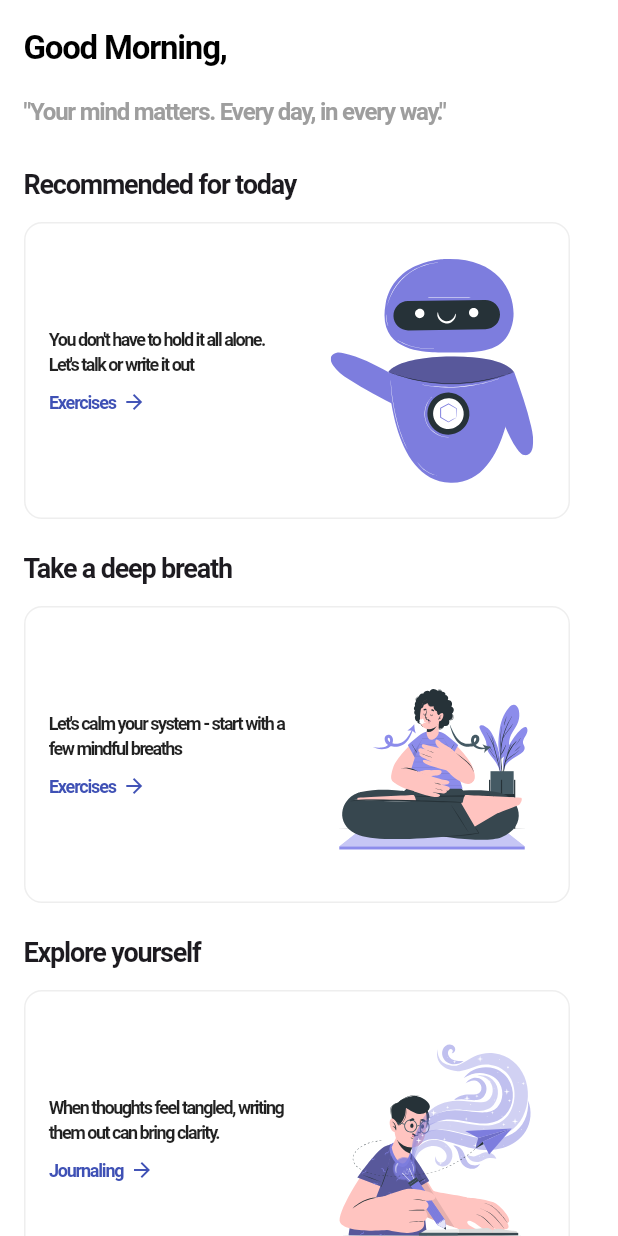
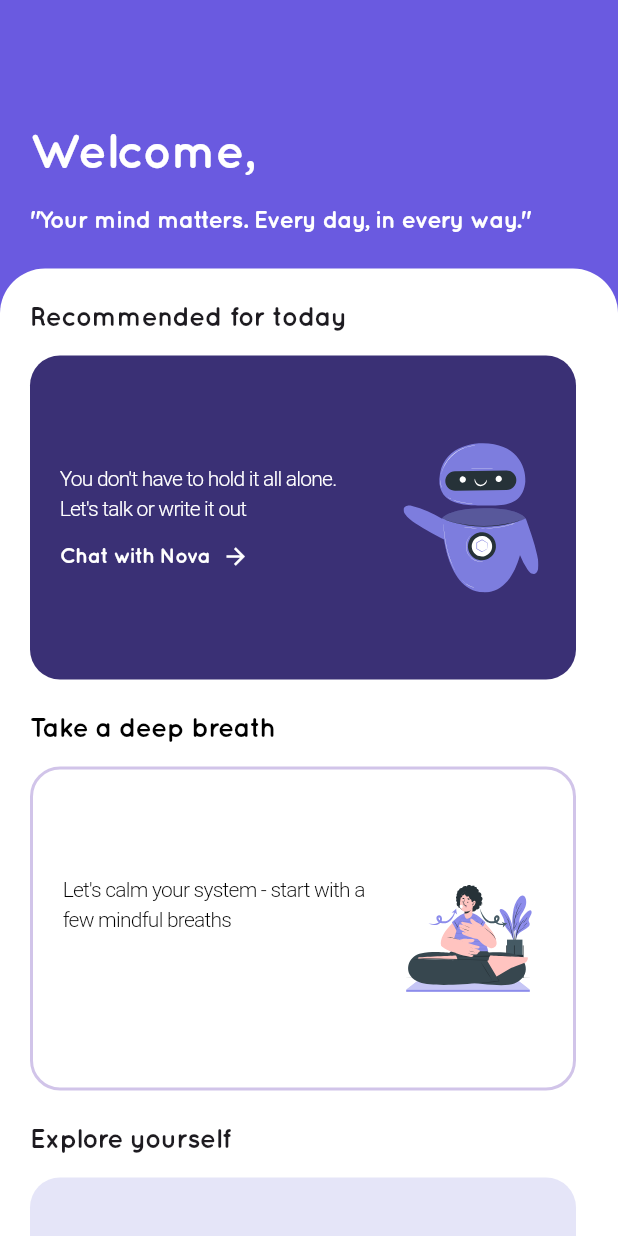
Before and after one commit to saifahmeddd/Moodie, a Flutter app: the HomeScreenContent widget shown alone on an empty page, opened directly, on a phone screen of 412 x 824 dp. Run offline on Flutter 3.47's test engine with Material 3 defaults, Android fonts, the phone set to English and light mode, and no system bars; our stand-ins replace cloud_firestore, firebase_auth, firebase_core, flutter_svg; missing offline and left inert: gif_view; accounts and stored records are empty; project files that could hold a hidden picture were left out.

Commit message:
added some fixes to the home screen, added exercises screen

```diff
--- a/lib/main.dart
+++ b/lib/main.dart
@@ -24,7 +24,7 @@ class MoodieApp extends StatelessWidget {
       title: 'Moodie App',
       theme: ThemeData(
         primarySwatch: Colors.deepPurple,
-        fontFamily: 'Roboto',
+        fontFamily: 'Quicksand',
         scaffoldBackgroundColor: Colors.white,
       ),
       debugShowCheckedModeBanner: false,
--- a/lib/screens/home_page.dart
+++ b/lib/screens/home_page.dart
@@ -4,6 +4,7 @@ import 'package:cloud_firestore/cloud_firestore.dart';
 import 'package:firebase_auth/firebase_auth.dart';
 import 'profile_screen.dart'; // Import the ProfileScreen
 import 'mood_tracker.dart'; // Import the MoodTracker screen
+import 'breathing_exercises_screen.dart'; // Import the BreathingExercisesScreen
 
 class HomePage extends StatefulWidget {
   const HomePage({super.key});
@@ -24,7 +25,7 @@ class _HomePageState extends State<HomePage> {
         style: TextStyle(
           fontSize: 30,
           fontWeight: FontWeight.bold,
-          letterSpacing: -0.8,
+          letterSpacing: -0.5,
         ),
       ),
     ),
@@ -37,30 +38,8 @@ class _HomePageState extends State<HomePage> {
 
   @override
   Widget build(BuildContext context) {
-    return MaterialApp(
-      theme: ThemeData(
-        fontFamily: 'Quicksand',
-        textTheme: const TextTheme(
-          bodyLarge: TextStyle(
-            fontWeight: FontWeight.bold,
-            letterSpacing: -0.8,
-          ),
-          bodyMedium: TextStyle(
-            fontWeight: FontWeight.bold,
-            letterSpacing: -0.8,
-          ),
-          titleLarge: TextStyle(
-            fontWeight: FontWeight.bold,
-            letterSpacing: -0.8,
-          ),
-        ),
-      ),
-      home: Scaffold(
-        appBar: AppBar(
-          backgroundColor: Colors.white,
-          elevation: 0,
-          title: null,
-        ),
+    return Scaffold(
+      backgroundColor: const Color(0xFF6A5AE0),
       body: _widgetOptions[_selectedIndex],
       bottomNavigationBar: BottomNavigationBar(
         items: const [
@@ -87,7 +66,7 @@ class _HomePageState extends State<HomePage> {
         onTap: _onItemTapped,
         type: BottomNavigationBarType.fixed,
         showUnselectedLabels: true,
-        ),
+        backgroundColor: Colors.white,
       ),
     );
   }
@@ -142,18 +121,22 @@ class _HomeScreenContentState extends State<HomeScreenContent> {
     required String label,
     required String svgPath,
     required VoidCallback onTap,
+    required Color color,
+    required TextStyle textStyle,
+    BoxBorder? border,
   }) {
-    return InkWell(
+    return SizedBox(
+      width: 364,
+      height: 236,
+      child: InkWell(
         onTap: onTap,
         child: Container(
-        height: 198,
-        width: 364,
           decoration: BoxDecoration(
-          color: Colors.white,
-          borderRadius: BorderRadius.circular(12.0),
-          border: Border.all(color: Colors.grey.shade200),
+            color: color,
+            borderRadius: BorderRadius.circular(20.0),
+            border: border,
           ),
-        padding: const EdgeInsets.all(16.0),
+          padding: const EdgeInsets.all(20.0),
           margin: const EdgeInsets.only(bottom: 20),
           child: Row(
             children: [
@@ -162,32 +145,24 @@ class _HomeScreenContentState extends State<HomeScreenContent> {
                   crossAxisAlignment: CrossAxisAlignment.start,
                   mainAxisAlignment: MainAxisAlignment.center,
                   children: [
-                  Text(
-                    text,
-                    style: const TextStyle(
-                      fontSize: 12,
-                      color: Colors.black87,
-                      fontWeight: FontWeight.bold,
-                      letterSpacing: -1.0,
-                    ),
-                  ),
-                  const SizedBox(height: 8),
+                    Text(text, style: textStyle),
+                    const SizedBox(height: 12),
                     Row(
                       children: [
                         Text(
                           label,
                           style: const TextStyle(
                             fontWeight: FontWeight.bold,
-                          color: Colors.indigo,
-                          fontSize: 12,
-                          letterSpacing: -0.8,
+                            color: Colors.white,
+                            fontSize: 14,
+                            letterSpacing: -0.5,
                           ),
                         ),
-                      const SizedBox(width: 4),
+                        const SizedBox(width: 8),
                         const Icon(
                           Icons.arrow_forward,
-                        color: Colors.indigo,
-                        size: 16,
+                          color: Colors.white,
+                          size: 18,
                         ),
                       ],
                     ),
@@ -195,8 +170,9 @@ class _HomeScreenContentState extends State<HomeScreenContent> {
                 ),
               ),
               const SizedBox(width: 16),
-            SvgPicture.asset(svgPath, height: 150, width: 150),
+              SvgPicture.asset(svgPath, height: 100, width: 100),
             ],
+          ),
         ),
       ),
     );
@@ -205,67 +181,133 @@ class _HomeScreenContentState extends State<HomeScreenContent> {
   @override
   Widget build(BuildContext context) {
     return SingleChildScrollView(
-      padding: const EdgeInsets.all(16.0),
       child: Column(
         crossAxisAlignment: CrossAxisAlignment.start,
         children: [
+          Container(
+            width: double.infinity,
+            padding: const EdgeInsets.only(
+              top: 60,
+              left: 20,
+              right: 20,
+              bottom: 80,
+            ),
+            decoration: const BoxDecoration(
+              color: Color(0xFF6A5AE0),
+              borderRadius: BorderRadius.only(
+                bottomLeft: Radius.circular(30),
+                bottomRight: Radius.circular(30),
+              ),
+            ),
+            child: Column(
+              crossAxisAlignment: CrossAxisAlignment.start,
+              children: [
+                const SizedBox(height: 20),
                 Text(
-            'Good Morning, ${_userName ?? 'User'}',
+                  'Welcome, ${_userName ?? 'User'}',
                   style: const TextStyle(
-              fontSize: 22,
+                    fontSize: 32,
                     fontWeight: FontWeight.bold,
-              color: Colors.black,
+                    color: Colors.white,
                     letterSpacing: -0.8,
                   ),
                 ),
-          const SizedBox(height: 16),
+                const SizedBox(height: 10),
                 const Text(
                   '"Your mind matters. Every day, in every way."',
                   style: TextStyle(
                     fontSize: 16,
-              color: Colors.grey,
+                    color: Colors.white,
                     fontWeight: FontWeight.bold,
-              letterSpacing: -0.8,
+                    letterSpacing: -0.5,
                   ),
                 ),
-          const SizedBox(height: 24),
+              ],
+            ),
+          ),
+          Transform.translate(
+            offset: const Offset(0, -60),
+            child: Container(
+              width: double.infinity,
+              constraints: BoxConstraints(
+                minHeight: MediaQuery.of(context).size.height,
+              ),
+              padding: const EdgeInsets.all(20.0),
+              decoration: const BoxDecoration(
+                color: Colors.white,
+                borderRadius: BorderRadius.only(
+                  topLeft: Radius.circular(30),
+                  topRight: Radius.circular(30),
+                ),
+              ),
+              child: Column(
+                crossAxisAlignment: CrossAxisAlignment.start,
+                children: [
                   const Text(
                     'Recommended for today',
                     style: TextStyle(
                       fontSize: 18,
                       fontWeight: FontWeight.bold,
-              letterSpacing: -0.8,
+                      letterSpacing: -0.5,
                     ),
                   ),
                   const SizedBox(height: 12),
                   buildTile(
                     text:
                         "You don't have to hold it all alone. Let's talk or write it out",
-            label: 'Exercises',
+                    label: 'Chat with Nova',
                     svgPath: 'assets/images/robot.svg',
                     onTap: () => Navigator.pushNamed(context, '/chatbot'),
+                    color: const Color(0xFF3A3075),
+                    textStyle: const TextStyle(
+                      fontSize: 14,
+                      fontFamily: '.SF Pro Text',
+                      fontWeight: FontWeight.w300,
+                      letterSpacing: -0.5,
+                      color: Colors.white,
+                    ),
                   ),
                   const Text(
                     'Take a deep breath',
                     style: TextStyle(
                       fontSize: 18,
                       fontWeight: FontWeight.bold,
-              letterSpacing: -0.8,
+                      letterSpacing: -0.5,
+                      color: Colors.black,
                     ),
                   ),
                   const SizedBox(height: 12),
                   buildTile(
-            text: "Let's calm your system - start with a few mindful breaths",
+                    text:
+                        "Let's calm your system - start with a few mindful breaths",
                     label: 'Exercises',
                     svgPath: 'assets/images/meditation.svg',
-            onTap: () => Navigator.pushNamed(context, '/breathing'),
+                    onTap:
+                        () => Navigator.push(
+                          context,
+                          MaterialPageRoute(
+                            builder: (_) => const BreathingExercisesScreen(),
+                          ),
+                        ),
+                    color: Colors.white,
+                    textStyle: const TextStyle(
+                      fontSize: 14,
+                      fontFamily: '.SF Pro Text',
+                      fontWeight: FontWeight.w300,
+                      letterSpacing: -0.5,
+                      color: Colors.black,
+                    ),
+                    border: Border.all(
+                      color: Color(0xFFD1C4E9), // light purple
+                      width: 2,
+                    ),
                   ),
                   const Text(
                     'Explore yourself',
                     style: TextStyle(
                       fontSize: 18,
                       fontWeight: FontWeight.bold,
-              letterSpacing: -0.8,
+                      letterSpacing: -0.5,
                     ),
                   ),
                   const SizedBox(height: 12),
@@ -275,39 +317,75 @@ class _HomeScreenContentState extends State<HomeScreenContent> {
                     label: 'Journaling',
                     svgPath: 'assets/images/writing.svg',
                     onTap: () => Navigator.pushNamed(context, '/journaling'),
+                    color: const Color.fromRGBO(229, 229, 248, 1),
+                    textStyle: const TextStyle(
+                      fontSize: 14,
+                      fontFamily: '.SF Pro Text',
+                      fontWeight: FontWeight.w300,
+                      letterSpacing: -0.5,
+                    ),
                   ),
                   const Text(
                     'Daily Prompts',
                     style: TextStyle(
                       fontSize: 18,
                       fontWeight: FontWeight.bold,
-              letterSpacing: -0.8,
+                      letterSpacing: -0.5,
                     ),
                   ),
                   const SizedBox(height: 12),
                   buildTile(
-            text: "Get inspired with a new reflection or writing prompt today.",
+                    text:
+                        "Get inspired with a new reflection or writing prompt today.",
                     label: 'Prompts',
                     svgPath: 'assets/images/prompt.svg',
                     onTap: () => Navigator.pushNamed(context, '/prompts'),
+                    color: const Color.fromARGB(255, 255, 255, 255),
+                    textStyle: const TextStyle(
+                      fontSize: 14,
+                      fontFamily: '.SF Pro Text',
+                      fontWeight: FontWeight.w300,
+                      letterSpacing: -0.5,
+                      color: Colors.black,
+                    ),
+                    border: Border.all(
+                      color: Color(0xFFD1C4E9), // light purple
+                      width: 2,
+                    ),
                   ),
                   const Text(
                     'Mood Check-In',
                     style: TextStyle(
                       fontSize: 18,
                       fontWeight: FontWeight.bold,
-              letterSpacing: -0.8,
+                      letterSpacing: -0.5,
                     ),
                   ),
                   const SizedBox(height: 12),
                   buildTile(
-            text: "Check in with how you feel. Awareness is the first step.",
+                    text:
+                        "Check in with how you feel. Awareness is the first step.",
                     label: 'Mood Tracker',
                     svgPath: 'assets/images/mood.svg',
                     onTap: () => Navigator.pushNamed(context, '/mood'),
+                    color: const Color.fromRGBO(229, 229, 248, 1),
+                    textStyle: const TextStyle(
+                      fontSize: 14,
+                      fontFamily: '.SF Pro Text',
+                      fontWeight: FontWeight.w300,
+                      letterSpacing: -0.5,
+                    ),
+                  ),
+                ],
+              ),
+            ),
           ),
         ],
       ),
     );
   }
 }
+
+class rgba {
+  const rgba();
+}
```
Also changed, not shown: lib/screens/breathing_exercises_screen.dart (added, +219 -0 lines), lib/screens/enter_info.dart (+16 -16 lines). Lines whose indentation alone changed are shown as unchanged.
